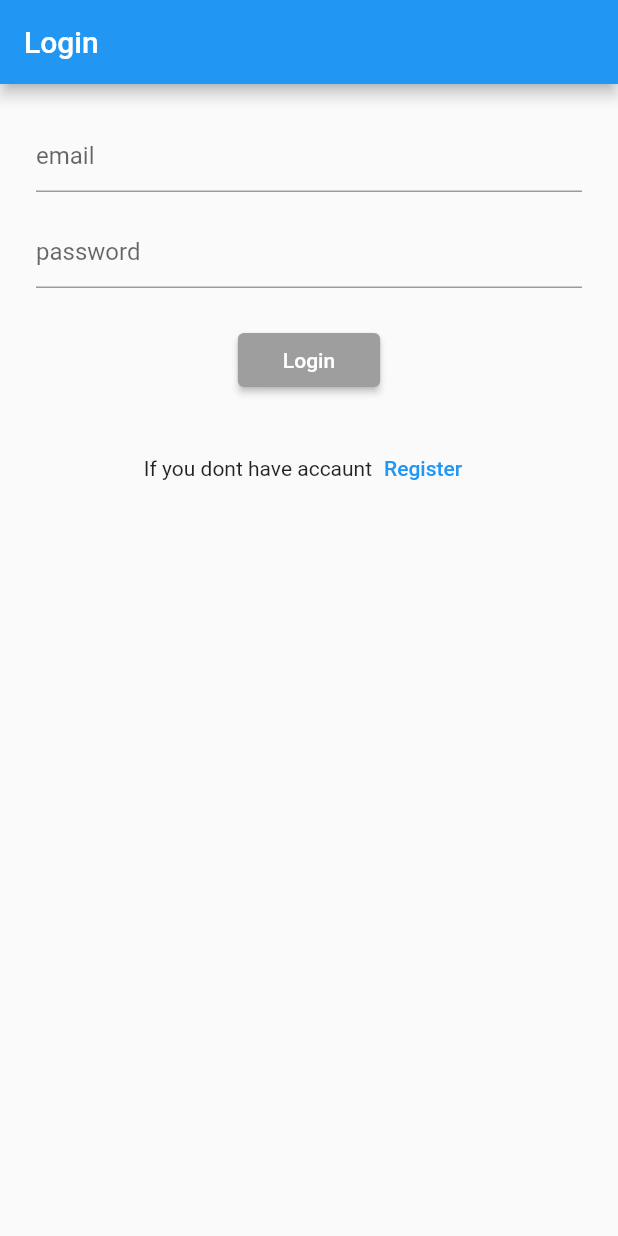
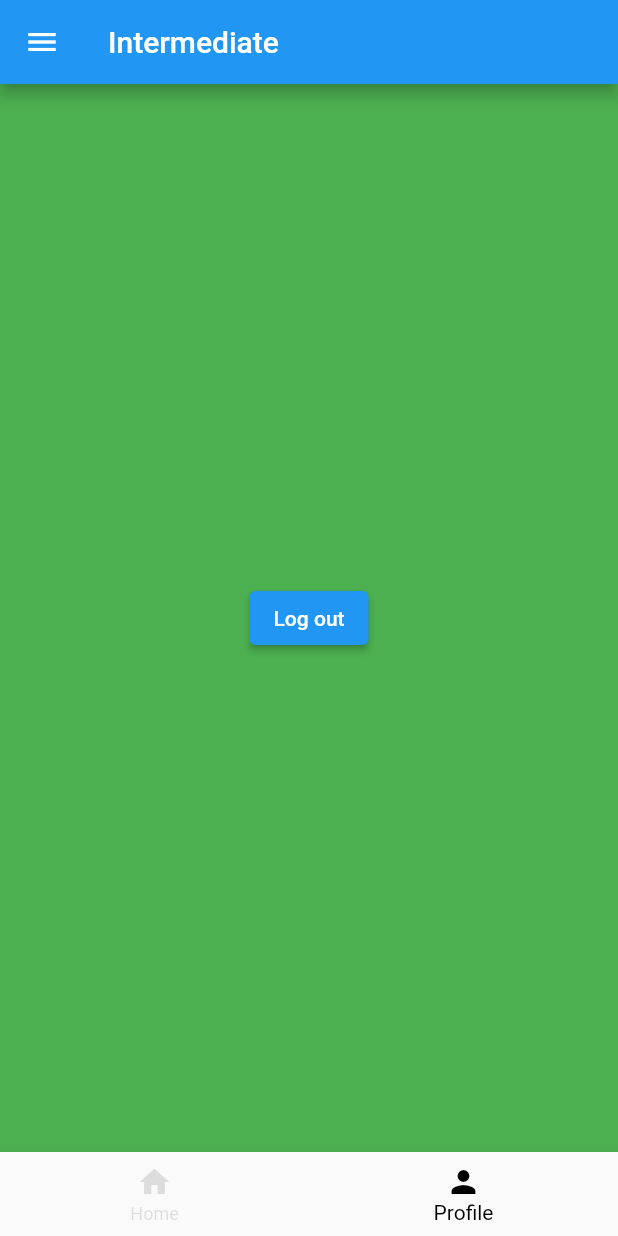
Before and after one commit to Abdujabbor17/ilmhub_lessons, a Flutter app: the screen it shows after launch, on a phone screen of 412 x 824 dp. Run offline on Flutter 3.47's test engine with Material 2 defaults, Android fonts, the phone set to English and light mode, and no system bars.

Commit message:
pageView, Dialogs, BottomNavigation, Drawer

```diff
--- a/lib/main.dart
+++ b/lib/main.dart
@@ -1,4 +1,5 @@
 import 'package:birinchi_proyekt/second_page.dart';
+import 'package:birinchi_proyekt/ui_intermediate.dart';
 import 'package:flutter/material.dart';
 
 import 'loginPage.dart';
@@ -19,7 +20,7 @@ class MyApp extends StatelessWidget {
       theme: ThemeData(
         primarySwatch: Colors.blue,
       ),
-      home: const LoginPage(),
+      home: const Intermediate(),
       routes: {
         '/SecondPage': (context) => const SecondPage(),
       },
--- /dev/null
+++ b/lib/ui_intermediate.dart
@@ -0,0 +1,171 @@
+
+import 'dart:io';
+
+import 'package:flutter/cupertino.dart';
+import 'package:flutter/material.dart';
+
+class Intermediate extends StatefulWidget {
+  const Intermediate({Key? key}) : super(key: key);
+
+  @override
+  State<Intermediate> createState() => _IntermediateState();
+}
+
+class _IntermediateState extends State<Intermediate> {
+  var pageCtr = PageController();
+  int index = 1;
+  @override
+  Widget build(BuildContext context) {
+    return Scaffold(
+      appBar: AppBar(title: Text('Intermediate'),),
+      body: Center(
+        child: PageView(
+          controller: pageCtr,
+          physics: NeverScrollableScrollPhysics(),
+          children: [
+            Container(
+              color: Colors.green,
+              child: Center(
+                child: ElevatedButton(
+                  onPressed: (){
+                    if(Platform.isAndroid) return _androidDialog(context);
+                    else if(Platform.isIOS) return _iOSDialog(context);
+
+                  },
+                  child: Text('Log out'),
+                ),
+              ),
+            ),
+            Container(
+              color: Colors.red,
+              child: Center(child: Text('Second Page'))
+            ),
+          ],
+
+        ),
+      ),
+      bottomNavigationBar: BottomNavigationBar(
+        items: [
+          BottomNavigationBarItem(icon: Icon(Icons.home),label: 'Home'),
+          BottomNavigationBarItem(icon: Icon(Icons.person),label: 'Profile'),
+        ],
+        selectedItemColor: Colors.black,
+        unselectedItemColor: Colors.black12,
+
+        currentIndex: index,
+        onTap: (int i){
+          index = i;
+          pageCtr.animateToPage(index,
+              duration: Duration(milliseconds: 500), curve: Curves.easeIn);
+          setState(() {
+
+          });
+        },
+      ),
+      drawer: Drawer(
+        child: Column(
+          children: [
+            Container(
+              height: 300,
+              width: double.infinity,
+              color: Colors.green.withOpacity(0.7),
+              child: Padding(
+                padding: const EdgeInsets.all(16.0),
+                child: Column(
+                  crossAxisAlignment: CrossAxisAlignment.start,
+                  children: [
+                    SizedBox(height: 50,),
+                    ClipRRect(
+                      borderRadius: BorderRadius.circular(100),
+                      child: Image.asset('assets/images/123.jpg',height: 100,width: 100,
+                      fit: BoxFit.cover,
+                      ),
+                    ),
+                  ],
+                ),
+              ),
+            ),
+            SizedBox(height: 30,),
+            Padding(
+              padding: const EdgeInsets.all(16.0),
+              child: Column(
+                children: [
+                  Row(
+                    children: [
+                      Icon(
+                       Icons.home,
+                        color: Colors.grey,
+                      ),
+                      SizedBox(width: 10),
+                      Text('Home')
+                    ],
+                  ),
+                ],
+              ),
+            )
+          ],
+        ),
+      ),
+    );
+  }
+}
+
+ _androidDialog(BuildContext context){
+  return showDialog(
+      context: context,
+      builder:(BuildContext context){
+        return  AlertDialog(
+          title: Text('Log out'),
+          content: Text('Do you really want to log out?'),
+          actions: [
+            TextButton(
+                onPressed: (){
+                  Navigator.pop(context);
+                },
+                child: Text('Cancel')),
+
+            TextButton(
+                onPressed: (){
+                  Navigator.pop(context);
+                },
+                child: Text('Confirm')),
+
+
+
+          ],
+        );
+      }
+  );
+}
+
+_iOSDialog(BuildContext context){
+  return showDialog(
+      context: context,
+      builder:(BuildContext context){
+        return CupertinoAlertDialog(
+          title: Text('Log out'),
+          content: Text('Do you really want to log out?'),
+          actions: [
+            TextButton(
+                onPressed: (){
+                  Navigator.pop(context);
+                },
+                child: Text('Cancel')),
+
+            TextButton(
+                onPressed: (){
+                  Navigator.pop(context);
+                },
+                child: Text('Confirm')),
+
+
+
+          ],
+        );
+      }
+  );
+
+
+
+
+}
```
